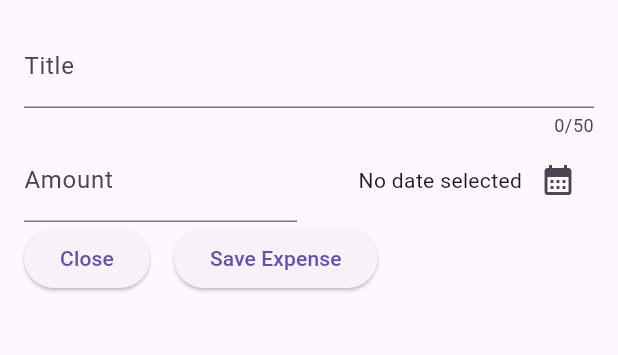
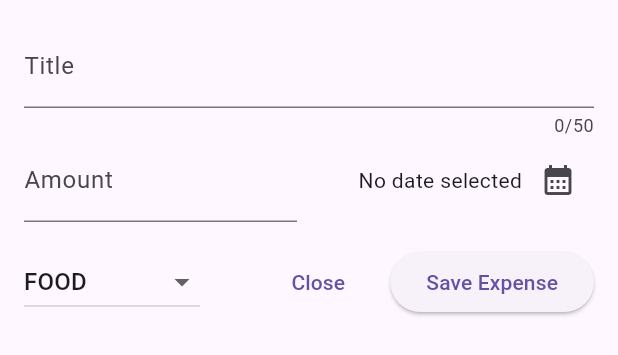
Before and after one commit to niamh-d/flutter_expense_tracker, a Flutter app: the NewExpense widget shown alone on an empty page, opened directly, on a phone screen of 412 x 824 dp. Shown: the top 355 px of the screen. Run offline on Flutter 3.47's test engine with Material 3 defaults, Android fonts, the phone set to English and light mode, and no system bars.

Commit message:
drop down

```diff
--- a/lib/widgets/new_expense.dart
+++ b/lib/widgets/new_expense.dart
@@ -1,3 +1,4 @@
+import 'package:expense_tracker/models/expense.dart';
 import 'package:flutter/material.dart';
 import 'package:intl/intl.dart';
 
@@ -14,6 +15,7 @@ class _NewExpenseState extends State<NewExpense> {
   final _titleController = TextEditingController();
   final _amountController = TextEditingController();
   DateTime? _selectedDate;
+  ExpenseCategory _selectedCategory = ExpenseCategory.food;
 
   void _presentDatePicker() async {
     final now = DateTime.now();
@@ -80,9 +82,28 @@ class _NewExpenseState extends State<NewExpense> {
               ),
             ],
           ),
+          const SizedBox(height: 16),
           Row(
             children: [
-              ElevatedButton(
+              DropdownButton(
+                value: _selectedCategory,
+                items: ExpenseCategory.values
+                    .map(
+                      (c) => DropdownMenuItem(
+                        value: c,
+                        child: Text(c.name.toUpperCase()),
+                      ),
+                    )
+                    .toList(),
+                onChanged: (value) {
+                  if (value == null) return;
+                  setState(() {
+                    _selectedCategory = value;
+                  });
+                },
+              ),
+              const Spacer(),
+              TextButton(
                 onPressed: () => Navigator.pop(context),
                 child: const Text('Close'),
               ),
```
